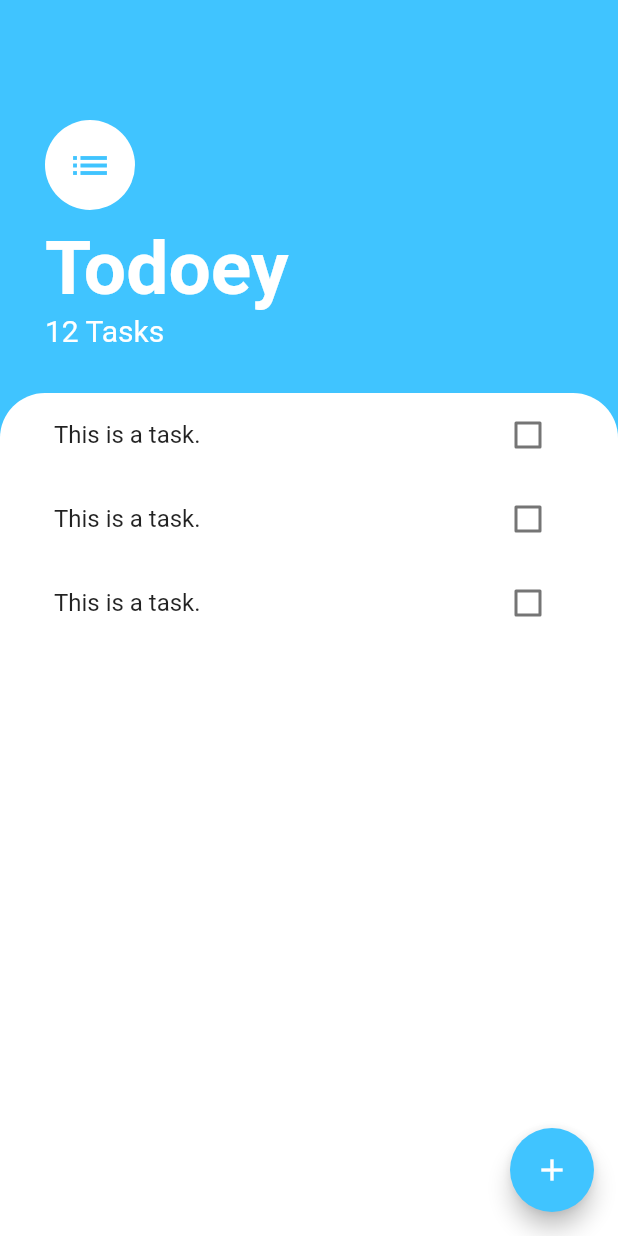
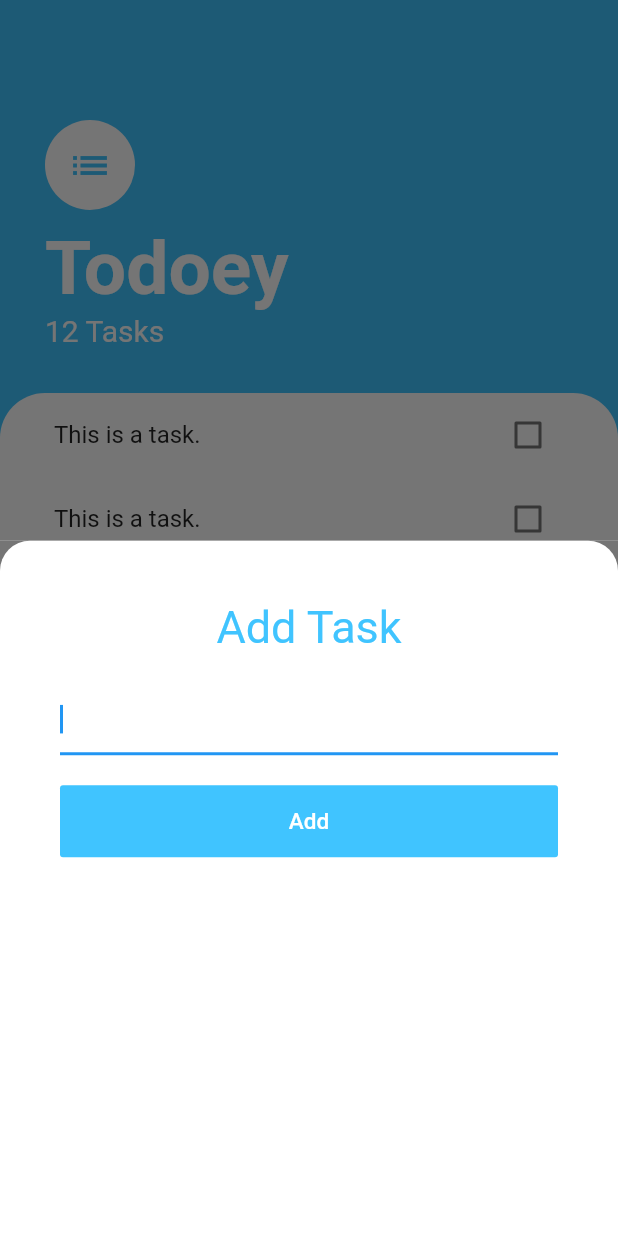
Before and after one commit to anu-rock/appbrewery-flutter-todoey, a Flutter app: the screen it shows after launch, after a tap on the "add" icon, on a phone screen of 412 x 824 dp. Run offline on Flutter 3.47's test engine with Material 2 defaults, Android fonts, the phone set to English and light mode, and no system bars.

Commit message:
Add an add task modal as a BottomSheet

```diff
--- /dev/null
+++ b/lib/screens/add_task_screen.dart
@@ -0,0 +1,56 @@
+import 'package:flutter/material.dart';
+
+class AddTaskScreen extends StatelessWidget {
+  @override
+  Widget build(BuildContext context) {
+    return Container(
+      color: Color(0xFF757575),
+      child: Container(
+        padding: EdgeInsets.all(40.0),
+        decoration: BoxDecoration(
+          color: Colors.white,
+          borderRadius: BorderRadius.only(
+            topLeft: Radius.circular(20.0),
+            topRight: Radius.circular(20.0),
+          ),
+        ),
+        child: Column(
+          crossAxisAlignment: CrossAxisAlignment.stretch,
+          children: <Widget>[
+            Text(
+              'Add Task',
+              textAlign: TextAlign.center,
+              style: TextStyle(
+                color: Colors.lightBlueAccent,
+                fontSize: 30.0,
+              ),
+            ),
+            SizedBox(height: 20.0),
+            TextField(
+              autofocus: true,
+              decoration: InputDecoration(
+                enabledBorder: UnderlineInputBorder(
+                  borderSide: BorderSide(
+                    color: Colors.lightBlueAccent,
+                    width: 4.0,
+                  ),
+                ),
+              ),
+            ),
+            SizedBox(height: 20.0),
+            FlatButton(
+              child: Text(
+                'Add',
+                style: TextStyle(fontSize: 15.0),
+              ),
+              padding: EdgeInsets.symmetric(vertical: 15.0),
+              color: Colors.lightBlueAccent,
+              textColor: Colors.white,
+              onPressed: () {},
+            )
+          ],
+        ),
+      ),
+    );
+  }
+}
--- a/lib/screens/tasks_screen.dart
+++ b/lib/screens/tasks_screen.dart
@@ -1,5 +1,6 @@
 import 'package:flutter/material.dart';
 import 'package:todoey/widgets/task_list.dart';
+import 'add_task_screen.dart';
 
 class TasksScreen extends StatelessWidget {
   @override
@@ -9,7 +10,12 @@ class TasksScreen extends StatelessWidget {
       floatingActionButton: FloatingActionButton(
         backgroundColor: Colors.lightBlueAccent,
         child: Icon(Icons.add),
-        onPressed: () {},
+        onPressed: () {
+          showModalBottomSheet(
+            context: context,
+            builder: (context) => AddTaskScreen(),
+          );
+        },
       ),
       body: Column(
         crossAxisAlignment: CrossAxisAlignment.start,
```
